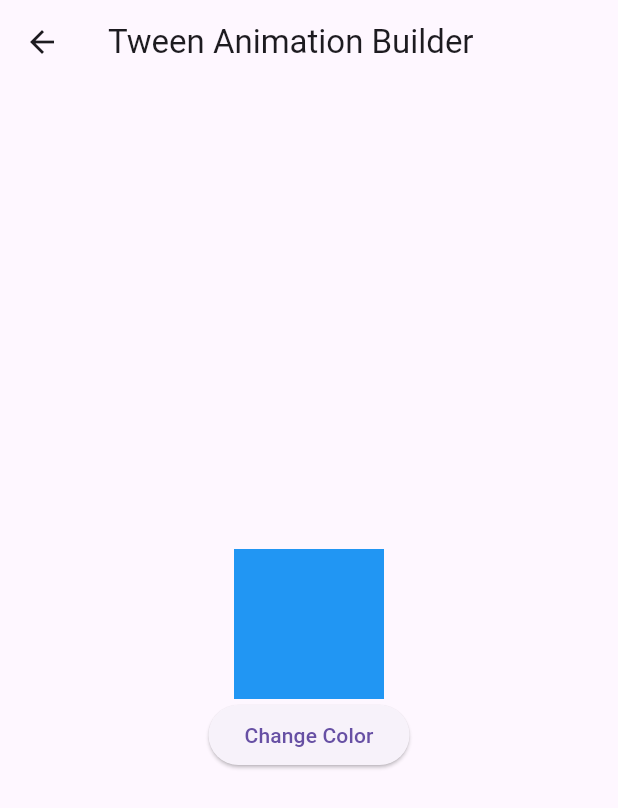
After one commit to david-tawfik/flutter_animation_2, a Flutter app: the screen it shows after launch, after a tap on "Change Color", on a phone screen of 412 x 824 dp. The commit adds this screen. Shown: the top 808 px of the screen. Run offline on Flutter 3.47's test engine with Material 3 defaults, Android fonts, the phone set to English and light mode, and no system bars.

Commit message:
finished changing color using tween

```diff
--- /dev/null
+++ b/lib/animated_container.dart
@@ -0,0 +1,47 @@
+import 'package:flutter/material.dart';
+
+class TweenContainer extends StatefulWidget {
+  @override
+  _TweenContainerState createState() => _TweenContainerState();
+}
+
+class _TweenContainerState extends State<TweenContainer> {
+  double _width = 100.0;
+  double _height = 100.0;
+  Color _color = Colors.blue;
+
+  void _changeContainer() {
+    setState(() {
+      _color = _color == Colors.blue ? Colors.red : Colors.blue;
+    });
+  }
+
+  @override
+  Widget build(BuildContext context) {
+    return Scaffold(
+      appBar: AppBar(title: Text('Tween Animation Builder')),
+      body: Center(
+        child: Column(
+          mainAxisAlignment: MainAxisAlignment.center,
+          children: [
+            TweenAnimationBuilder<Color?>(
+              tween: ColorTween(begin: Colors.blue, end: _color),
+              duration: Duration(seconds: 1),
+              builder: (context, color, child) {
+                return Container(
+                  width: _width,
+                  height: _height,
+                  color: color,
+                );
+              },
+            ),
+            ElevatedButton(
+              onPressed: _changeContainer,
+              child: Text('Change Color'),
+            ),
+          ],
+        ),
+      ),
+    );
+  }
+}
--- a/lib/main.dart
+++ b/lib/main.dart
@@ -1,5 +1,7 @@
 import 'package:flutter/material.dart';
+import 'animated_container.dart';
 import 'tween_opacity.dart';
+
 void main() {
   runApp(MyApp());
 }
@@ -34,11 +36,21 @@ class _TweenAnimationExampleState extends State<TweenAnimationExample> {
             onPressed: () {
               Navigator.push(
                 context,
-                MaterialPageRoute(
-                    builder: (context) => const TweenOpacity()),
+                MaterialPageRoute(builder: (context) => const TweenOpacity()),
               );
             },
-            child: const Text('Animated Container'),
+            child: const Text('Change Opacity'),
+          ),
+          const SizedBox(height: 20),
+          ElevatedButton(
+            onPressed: () {
+              Navigator.push(
+                context,
+                MaterialPageRoute(
+                    builder: (context) => TweenContainer()),
+              );
+            },
+            child: const Text('Change Color'),
           ),
         ],
       ),
```
